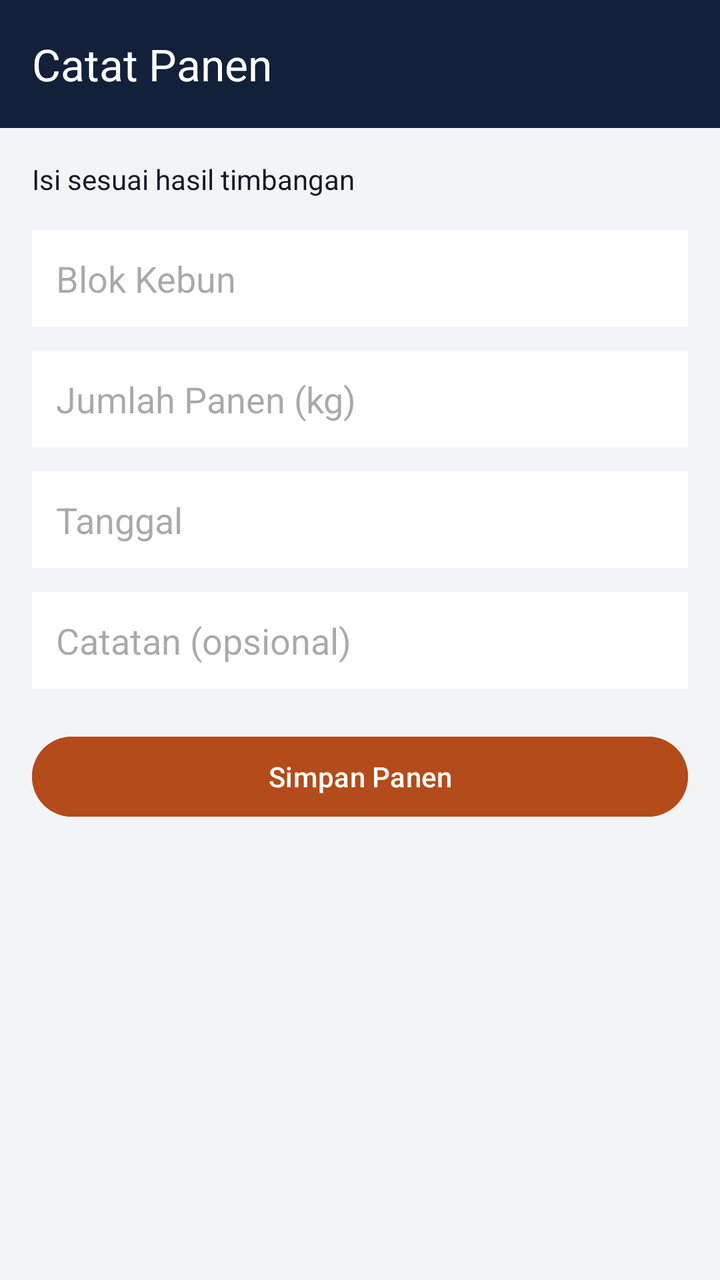
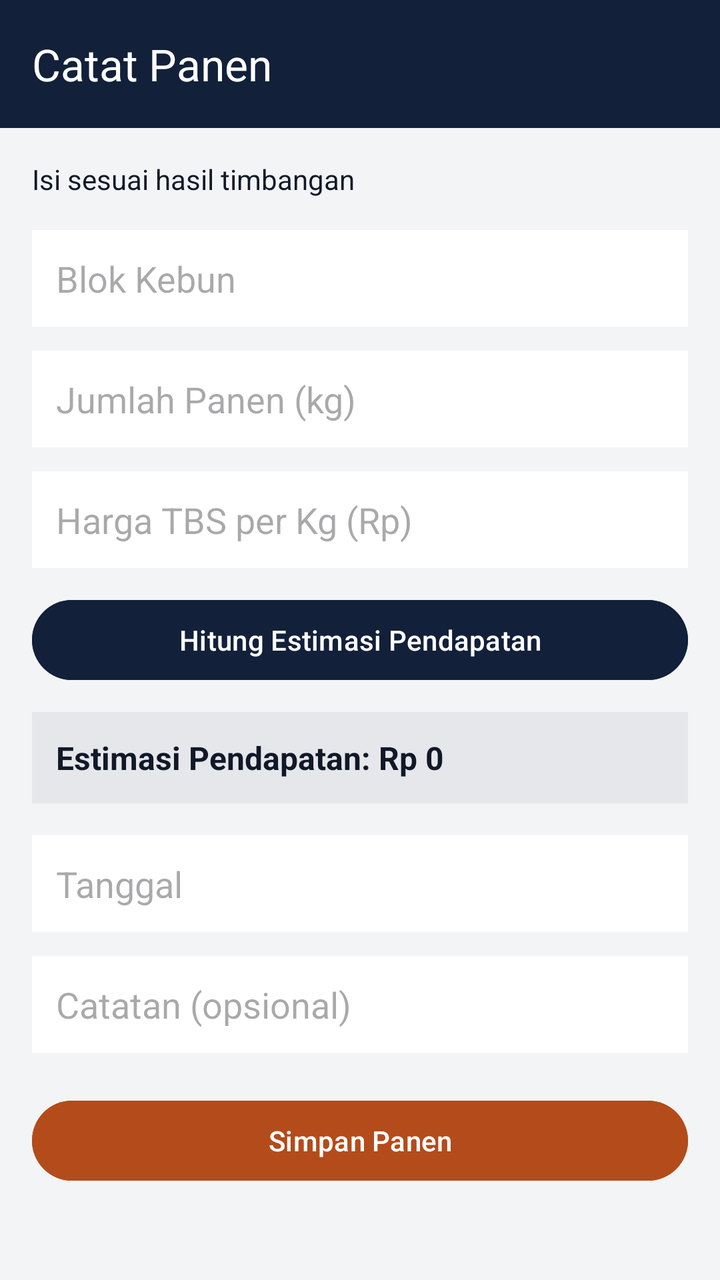

Compare the two renders of this Android layout. The source of the first and the diff that turns it into the second are given below.
<!-- AndroidManifest.xml: application theme Theme.ELVOreo -->
<!-- res/layout/activity_catat_panen.xml -->
<?xml version="1.0" encoding="utf-8"?>
<LinearLayout xmlns:android="http://schemas.android.com/apk/res/android"
    xmlns:app="http://schemas.android.com/apk/res-auto"
    android:layout_width="match_parent"
    android:layout_height="match_parent"
    android:orientation="vertical"
    android:background="#F3F4F6">

    
    <androidx.appcompat.widget.Toolbar
        android:id="@+id/toolbarCatatPanen"
        android:layout_width="match_parent"
        android:layout_height="?attr/actionBarSize"
        android:background="#12203A"
        app:title="Catat Panen"
        app:titleTextColor="#FFFFFF" />

    <ScrollView
        android:layout_width="match_parent"
        android:layout_height="match_parent"
        android:padding="16dp">

        <LinearLayout
            android:layout_width="match_parent"
            android:layout_height="wrap_content"
            android:orientation="vertical">

            <TextView
                android:layout_width="wrap_content"
                android:layout_height="wrap_content"
                android:text="Isi sesuai hasil timbangan"
                android:textColor="#111827"
                android:textSize="14sp"
                android:layout_marginBottom="16dp" />

            <EditText
                android:id="@+id/etBlokKebun"
                android:layout_width="match_parent"
                android:layout_height="wrap_content"
                android:hint="Blok Kebun"
                android:background="#FFFFFF"
                android:padding="12dp"
                android:layout_marginBottom="12dp" />

            
            <EditText
                android:id="@+id/etBeratPanen"
                android:layout_width="match_parent"
                android:layout_height="wrap_content"
                android:hint="Jumlah Panen (kg)"
                android:inputType="number"
                android:background="#FFFFFF"
                android:padding="12dp"
                android:layout_marginBottom="12dp" />

            <EditText
                android:id="@+id/etTanggalPanen"
                android:layout_width="match_parent"
                android:layout_height="wrap_content"
                android:hint="Tanggal"
                android:background="#FFFFFF"
                android:padding="12dp"
                android:layout_marginBottom="12dp" />

            <EditText
                android:id="@+id/etCatatan"
                android:layout_width="match_parent"
                android:layout_height="wrap_content"
                android:hint="Catatan (opsional)"
                android:background="#FFFFFF"
                android:padding="12dp"
                android:layout_marginBottom="20dp" />

            <Button
                android:id="@+id/btnSimpan"
                android:layout_width="match_parent"
                android:layout_height="wrap_content"
                android:text="Simpan Panen"
                android:backgroundTint="#B44B1A"
                android:textColor="#FFFFFF" />

        </LinearLayout>
    </ScrollView>
</LinearLayout>
<!-- resources referenced by this layout -->
<resources>
  <style name="Theme.ELVOreo" parent="Base.Theme.ELVOreo" />
  <style name="Base.Theme.ELVOreo" parent="Theme.Material3.DayNight.NoActionBar">
          
          
      </style>
</resources>

<!-- the commit's change to res/layout/activity_catat_panen.xml (unified diff, before → after) -->
@@ -48,10 +48,44 @@
                 android:layout_width="match_parent"
                 android:layout_height="wrap_content"
                 android:hint="Jumlah Panen (kg)"
-                android:inputType="number"
+                android:inputType="numberDecimal"
                 android:background="#FFFFFF"
                 android:padding="12dp"
                 android:layout_marginBottom="12dp" />
+
+            
+            <EditText
+                android:id="@+id/etHargaTBS"
+                android:layout_width="match_parent"
+                android:layout_height="wrap_content"
+                android:hint="Harga TBS per Kg (Rp)"
+                android:inputType="numberDecimal"
+                android:background="#FFFFFF"
+                android:padding="12dp"
+                android:layout_marginBottom="12dp" />
+
+            
+            <Button
+                android:id="@+id/btnHitungEstimasi"
+                android:layout_width="match_parent"
+                android:layout_height="wrap_content"
+                android:text="Hitung Estimasi Pendapatan"
+                android:backgroundTint="#12203A"
+                android:textColor="#FFFFFF"
+                android:layout_marginBottom="12dp" />
+
+            
+            <TextView
+                android:id="@+id/tvHasilEstimasi"
+                android:layout_width="match_parent"
+                android:layout_height="wrap_content"
+                android:text="Estimasi Pendapatan: Rp 0"
+                android:textColor="#111827"
+                android:textSize="16sp"
+                android:textStyle="bold"
+                android:padding="12dp"
+                android:background="#E5E7EB"
+                android:layout_marginBottom="16dp" />
 
             <EditText
                 android:id="@+id/etTanggalPanen"
